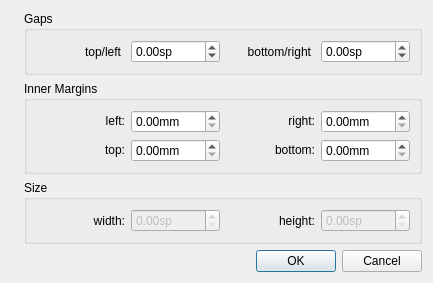
Old version of the form mscore/mscore/boxproperties.ui in the repository musescore/musescore-old.
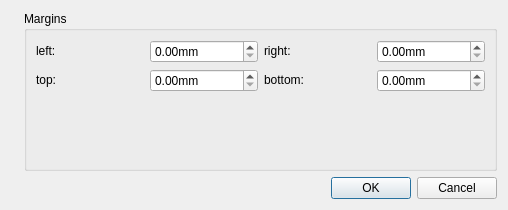
New version of the form. Icons and pictures are not drawn.

What changed in the file:
```diff
--- a/mscore/mscore/boxproperties.ui
+++ b/mscore/mscore/boxproperties.ui
@@ -5,12 +5,12 @@
   <property name="windowModality">
    <enum>Qt::WindowModal</enum>
   </property>
-  <property name="geometry">
+  <property name="geometry" >
    <rect>
     <x>0</x>
     <y>0</y>
-    <width>433</width>
-    <height>259</height>
+    <width>508</width>
+    <height>210</height>
    </rect>
   </property>
   <property name="windowTitle">
@@ -38,76 +38,18 @@
      <item>
       <layout class="QVBoxLayout" name="verticalLayout">
        <item>
-        <widget class="QGroupBox" name="groupBox_3">
-         <property name="title">
-          <string>Gaps</string>
+        <widget class="QGroupBox" name="groupBox" >
+         <property name="title" >
+          <string>Margins</string>
          </property>
-         <layout class="QGridLayout" name="gridLayout_2">
-          <item row="0" column="1">
-           <widget class="QDoubleSpinBox" name="topGap">
-            <property name="suffix">
-             <string extracomment="spatium unit">sp</string>
-            </property>
-            <property name="minimum">
-             <double>-99.989999999999995</double>
-            </property>
-            <property name="maximum">
-             <double>99.989999999999995</double>
-            </property>
-           </widget>
-          </item>
-          <item row="0" column="3">
-           <widget class="QDoubleSpinBox" name="bottomGap">
-            <property name="suffix">
-             <string extracomment="spatium unit">sp</string>
-            </property>
-            <property name="minimum">
-             <double>-99.989999999999995</double>
-            </property>
-           </widget>
-          </item>
-          <item row="0" column="0">
-           <widget class="QLabel" name="label_6">
-            <property name="text">
-             <string>top/left</string>
-            </property>
-            <property name="alignment">
-             <set>Qt::AlignRight|Qt::AlignTrailing|Qt::AlignVCenter</set>
-            </property>
-            <property name="indent">
-             <number>4</number>
-            </property>
-           </widget>
-          </item>
-          <item row="0" column="2">
-           <widget class="QLabel" name="label_7">
-            <property name="text">
-             <string>bottom/right</string>
-            </property>
-            <property name="alignment">
-             <set>Qt::AlignRight|Qt::AlignTrailing|Qt::AlignVCenter</set>
-            </property>
-            <property name="indent">
-             <number>4</number>
-            </property>
-           </widget>
-          </item>
-         </layout>
-        </widget>
-       </item>
-       <item>
-        <widget class="QGroupBox" name="groupBox">
-         <property name="title">
-          <string>Inner Margins</string>
+         <property name="flat" >
+          <bool>true</bool>
          </property>
-         <property name="flat">
-          <bool>false</bool>
-         </property>
-         <layout class="QGridLayout" name="gridLayout">
-          <item row="0" column="0">
-           <widget class="QLabel" name="label">
-            <property name="sizePolicy">
-             <sizepolicy hsizetype="Preferred" vsizetype="Fixed">
+         <layout class="QGridLayout" name="gridLayout" >
+          <item row="0" column="0" >
+           <widget class="QLabel" name="label" >
+            <property name="sizePolicy" >
+             <sizepolicy vsizetype="Fixed" hsizetype="Preferred" >
               <horstretch>0</horstretch>
               <verstretch>0</verstretch>
              </sizepolicy>
@@ -115,12 +57,6 @@
             <property name="text">
              <string>left:</string>
             </property>
-            <property name="alignment">
-             <set>Qt::AlignRight|Qt::AlignTrailing|Qt::AlignVCenter</set>
-            </property>
-            <property name="margin">
-             <number>5</number>
-            </property>
            </widget>
           </item>
           <item row="0" column="4">
@@ -182,12 +118,6 @@
             <property name="text">
              <string>right:</string>
             </property>
-            <property name="alignment">
-             <set>Qt::AlignRight|Qt::AlignTrailing|Qt::AlignVCenter</set>
-            </property>
-            <property name="margin">
-             <number>5</number>
-            </property>
            </widget>
           </item>
           <item row="1" column="1">
@@ -217,12 +147,6 @@
             <property name="text">
              <string>bottom:</string>
             </property>
-            <property name="alignment">
-             <set>Qt::AlignRight|Qt::AlignTrailing|Qt::AlignVCenter</set>
-            </property>
-            <property name="margin">
-             <number>5</number>
-            </property>
            </widget>
           </item>
           <item row="1" column="0">
@@ -236,94 +160,27 @@
             <property name="text">
              <string>top:</string>
             </property>
-            <property name="alignment">
-             <set>Qt::AlignRight|Qt::AlignTrailing|Qt::AlignVCenter</set>
-            </property>
-            <property name="margin">
-             <number>5</number>
-            </property>
            </widget>
           </item>
-         </layout>
-        </widget>
-       </item>
-       <item>
-        <widget class="QGroupBox" name="groupBox_2">
-         <property name="title">
-          <string>Size</string>
-         </property>
-         <layout class="QHBoxLayout" name="horizontalLayout_2">
-          <item>
-           <widget class="QLabel" name="labelWidth">
-            <property name="text">
-             <string>width:</string>
+          <item row="2" column="1" >
+           <spacer name="verticalSpacer" >
+            <property name="orientation" >
+             <enum>Qt::Vertical</enum>
             </property>
-            <property name="alignment">
-             <set>Qt::AlignRight|Qt::AlignTrailing|Qt::AlignVCenter</set>
+            <property name="sizeHint" stdset="0" >
+             <size>
+              <width>20</width>
+              <height>40</height>
+             </size>
             </property>
-            <property name="margin">
-             <number>5</number>
-            </property>
-           </widget>
+           </spacer>
           </item>
-          <item>
-           <widget class="QDoubleSpinBox" name="frameWidth">
-            <property name="enabled">
-             <bool>false</bool>
-            </property>
-            <property name="suffix">
-             <string>sp</string>
-            </property>
-            <property name="maximum">
-             <double>999.000000000000000</double>
-            </property>
-           </widget>
-          </item>
-          <item>
-           <widget class="QLabel" name="labelHeight">
-            <property name="text">
-             <string>height:</string>
-            </property>
-            <property name="alignment">
-             <set>Qt::AlignRight|Qt::AlignTrailing|Qt::AlignVCenter</set>
-            </property>
-            <property name="margin">
-             <number>5</number>
-            </property>
-           </widget>
-          </item>
-          <item>
-           <widget class="QDoubleSpinBox" name="frameHeight">
-            <property name="enabled">
-             <bool>false</bool>
-            </property>
-            <property name="suffix">
-             <string>sp</string>
-            </property>
-            <property name="maximum">
-             <double>999.000000000000000</double>
-            </property>
-           </widget>
-          </item>
          </layout>
         </widget>
        </item>
        <item>
-        <spacer name="verticalSpacer">
-         <property name="orientation">
-          <enum>Qt::Vertical</enum>
-         </property>
-         <property name="sizeHint" stdset="0">
-          <size>
-           <width>20</width>
-           <height>40</height>
-          </size>
-         </property>
-        </spacer>
-       </item>
-       <item>
-        <widget class="QDialogButtonBox" name="dialogButtonBox">
-         <property name="orientation">
+        <widget class="QDialogButtonBox" name="dialogButtonBox" >
+         <property name="orientation" >
           <enum>Qt::Horizontal</enum>
          </property>
          <property name="standardButtons">
```
Left out of the diff: 128 changed lines with no effect on the pictures.
